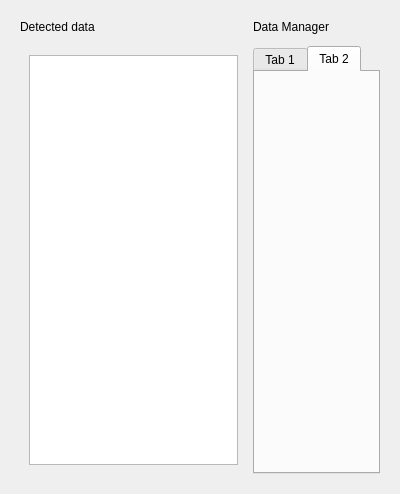
This is src/gui/widgets/dataManagerWidgetUi.ui in PyMarc2/general-data-grapher as Qt 5 draws it before an edit. The edited form follows.
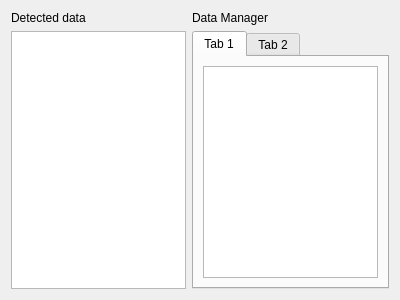
This is the edited form.

```diff
--- a/src/gui/widgets/dataManagerWidgetUi.ui
+++ b/src/gui/widgets/dataManagerWidgetUi.ui
@@ -7,7 +7,7 @@
     <x>0</x>
     <y>0</y>
     <width>400</width>
-    <height>494</height>
+    <height>300</height>
    </rect>
   </property>
   <property name="windowTitle">
@@ -15,19 +15,17 @@
   </property>
   <layout class="QGridLayout" name="gridLayout">
    <item row="0" column="0">
-    <widget class="QWidget" name="DataManagerWidget" native="true">
-     <property name="sizePolicy">
-      <sizepolicy hsizetype="Expanding" vsizetype="Preferred">
-       <horstretch>2</horstretch>
-       <verstretch>0</verstretch>
-      </sizepolicy>
-     </property>
-     <layout class="QVBoxLayout" name="verticalLayout_3">
-      <item>
        <layout class="QGridLayout" name="gridLayout_2">
         <property name="sizeConstraint">
          <enum>QLayout::SetDefaultConstraint</enum>
         </property>
+     <item row="0" column="0">
+      <widget class="QLabel" name="label_detectedData">
+       <property name="text">
+        <string>Detected data</string>
+       </property>
+      </widget>
+     </item>
         <item row="0" column="1">
          <widget class="QLabel" name="la_dataFiles">
           <property name="text">
@@ -36,51 +34,36 @@
          </widget>
         </item>
         <item row="1" column="1">
-         <widget class="QWidget" name="dataLoaderWidget" native="true"/>
-        </item>
-        <item row="2" column="1">
-         <widget class="QTabWidget" name="tabWidget_2">
+      <widget class="QTabWidget" name="tab_data">
           <property name="currentIndex">
-           <number>1</number>
-          </property>
-          <widget class="QWidget" name="tab">
+        <number>0</number>
+       </property>
+       <widget class="QWidget" name="tab_1">
            <attribute name="title">
             <string>Tab 1</string>
            </attribute>
+        <layout class="QVBoxLayout" name="verticalLayout">
+         <item>
+          <widget class="QListView" name="listView_1"/>
+         </item>
+        </layout>
           </widget>
           <widget class="QWidget" name="tab_2">
            <attribute name="title">
             <string>Tab 2</string>
            </attribute>
-          </widget>
-         </widget>
-        </item>
-        <item row="2" column="0">
-         <widget class="QWidget" name="widget_2" native="true">
-          <property name="sizePolicy">
-           <sizepolicy hsizetype="Expanding" vsizetype="Preferred">
-            <horstretch>2</horstretch>
-            <verstretch>0</verstretch>
-           </sizepolicy>
-          </property>
-          <layout class="QVBoxLayout" name="verticalLayout_2">
+        <layout class="QVBoxLayout" name="verticalLayout_4">
            <item>
+          <widget class="QListView" name="listView_2"/>
+         </item>
+        </layout>
+       </widget>
+      </widget>
+     </item>
+     <item row="1" column="0">
             <widget class="QTableView" name="tableView"/>
            </item>
           </layout>
-         </widget>
-        </item>
-        <item row="0" column="0">
-         <widget class="QLabel" name="label">
-          <property name="text">
-           <string>Detected data</string>
-          </property>
-         </widget>
-        </item>
-       </layout>
-      </item>
-     </layout>
-    </widget>
    </item>
   </layout>
  </widget>
```
Left out of the diff: 2 changed lines with no effect on the pictures. Lines whose indentation alone changed are shown as unchanged.
